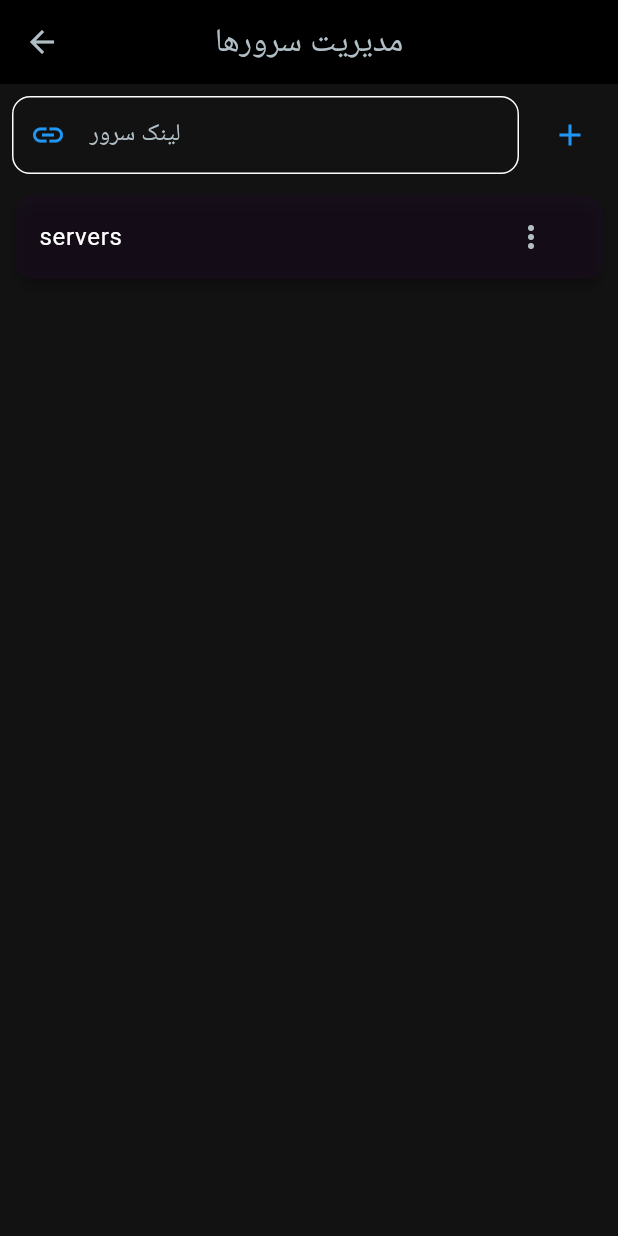
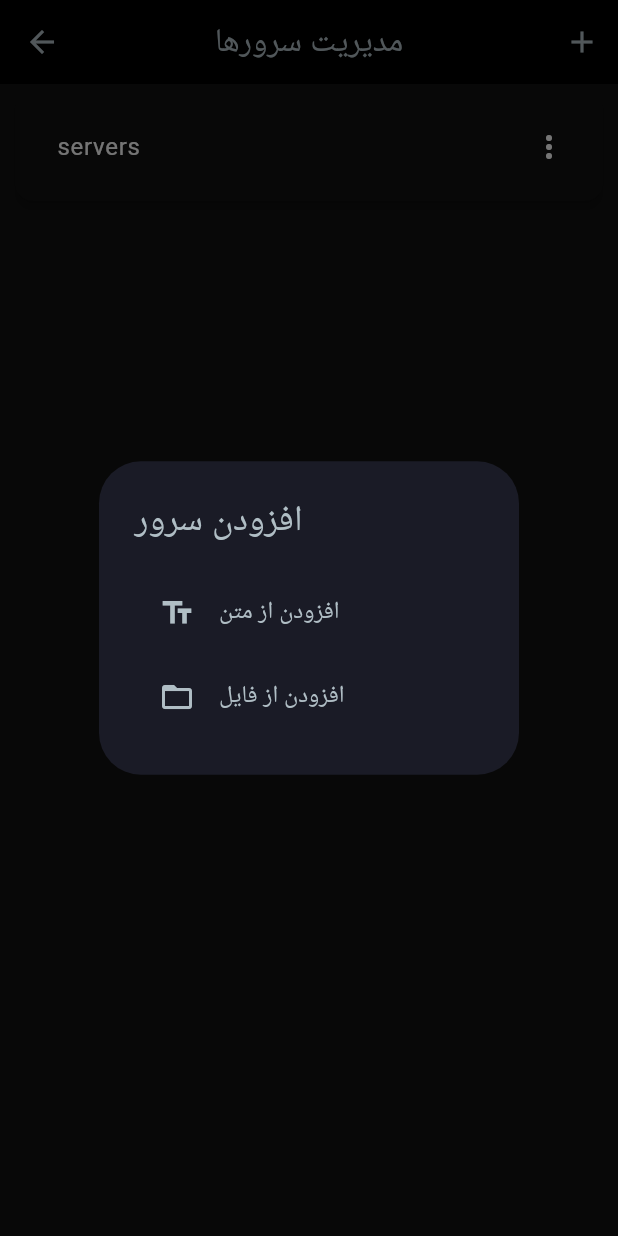
Before and after one commit to Freedom-Guard/FG_MOBILE, a Flutter app: the screen it shows after launch, item 3 of the bottom bar chosen, after a tap on the "add" icon, on a phone screen of 412 x 824 dp. Run offline on Flutter 3.47's test engine with Material 3 defaults, Android fonts, the light colour scheme and no system bars; our stand-ins replace file_picker, firebase_analytics, firebase_core, share_plus, shared_preferences; missing offline and left inert: clipboard, dart:ffi, flutter_v2ray, wireguard_flutter; accounts and stored records are empty; network calls fail.

Commit message:
UP 14 (LOAD)

```diff
--- /dev/null
+++ b/lib/pages/loading.dart
@@ -0,0 +1,88 @@
+import 'package:flutter/material.dart';
+
+class LoadingScreen extends StatefulWidget {
+  @override
+  _LoadingScreenState createState() => _LoadingScreenState();
+}
+
+class _LoadingScreenState extends State<LoadingScreen>
+    with SingleTickerProviderStateMixin {
+  late AnimationController _controller;
+  late Animation<Color?> _colorAnimation;
+
+  @override
+  void initState() {
+    super.initState();
+    _controller = AnimationController(
+      duration: Duration(seconds: 3),
+      vsync: this,
+    )..repeat(reverse: true);
+
+    _colorAnimation = ColorTween(
+      begin: Colors.blue.shade900,
+      end: const Color.fromARGB(255, 166, 38, 155),
+    ).animate(_controller);
+
+    Future.delayed(Duration(seconds: 4), () {
+      Navigator.pushReplacementNamed(context, '/home');
+    });
+  }
+
+  @override
+  void dispose() {
+    _controller.dispose();
+    super.dispose();
+  }
+
+  @override
+  Widget build(BuildContext context) {
+    return Scaffold(
+      body: AnimatedBuilder(
+        animation: _colorAnimation,
+        builder: (context, child) {
+          return Container(
+            decoration: BoxDecoration(
+              gradient: LinearGradient(
+                colors: [_colorAnimation.value!, Colors.black],
+                begin: Alignment.topLeft,
+                end: Alignment.bottomRight,
+              ),
+            ),
+            child: Center(
+              child: Column(
+                mainAxisAlignment: MainAxisAlignment.center,
+                children: [
+                  Image.asset(
+                    'assets/icon/ico.png',
+                    width: 140,
+                    fit: BoxFit.contain,
+                  ),
+                  SizedBox(height: 25),
+                  Text(
+                    textAlign: TextAlign.center,
+                    "🕊️ آزادی، در دستان توست \n زن، زندگی، آزادی",
+                    style: TextStyle(
+                      fontSize: 18,
+                      fontWeight: FontWeight.w700,
+                      color: Colors.white,
+                      letterSpacing: 1.1,
+                      height: 1.5,
+                      shadows: [
+                        Shadow(
+                          color: Colors.black.withOpacity(0.4),
+                          offset: Offset(1.5, 1.5),
+                          blurRadius: 4,
+                        ),
+                      ],
+                    ),
+                  ),
+                  SizedBox(height: 35),
+                ],
+              ),
+            ),
+          );
+        },
+      ),
+    );
+  }
+}
--- a/lib/pages/servers.dart
+++ b/lib/pages/servers.dart
@@ -1,10 +1,12 @@
-// Suggested code may be subject to a license. Learn more: ~LicenseLog:3911754807.
-// Suggested code may be subject to a license. Learn more: ~LicenseLog:1482143165.
+import 'dart:io';
+
 import 'package:flutter/material.dart';
 import 'package:provider/provider.dart';
 import 'package:share_plus/share_plus.dart';
 import '../components/servers.dart';
 import 'package:shared_preferences/shared_preferences.dart';
+import 'package:file_picker/file_picker.dart';
+import 'package:path/path.dart' as path;
 
 class ServersPage extends StatefulWidget {
   const ServersPage({super.key});
@@ -139,6 +141,64 @@ class _ServersPageState extends State<ServersPage> {
     );
   }
 
+  void _showAddServerDialog(BuildContext context) {
+    showDialog(
+      context: context,
+      builder: (BuildContext context) {
+        return AlertDialog(
+          title: const Text('افزودن سرور'),
+          content: Column(
+            mainAxisSize: MainAxisSize.min,
+            children: <Widget>[
+              ListTile(
+                leading: const Icon(Icons.text_fields),
+                title: const Text('افزودن از متن'),
+                onTap: () {
+                  Navigator.pop(context);
+                  _showAddServerFromTextDialog(context);
+                },
+              ),
+              ListTile(
+                leading: const Icon(Icons.folder_open),
+                title: const Text('افزودن از فایل'),
+                onTap: () {
+                  Navigator.pop(context);
+                  _importConfigFromFile();
+                },
+              ),
+            ],
+          ),
+        );
+      },
+    );
+  }
+
+  void _showAddServerFromTextDialog(BuildContext context) {
+    showDialog(
+      context: context,
+      builder: (BuildContext context) {
+        return AlertDialog(
+          title: const Text("افزودن سرور از متن"),
+          content: TextField(
+            controller: serverController,
+            decoration: const InputDecoration(hintText: "متن لینک"),
+          ),
+          actions: <Widget>[
+            TextButton(
+              child: const Text("افزودن"),
+              onPressed: () {
+                for (var server in serverController.text.split("\n")) {
+                  _addServer(server);
+                }
+                Navigator.of(context).pop();
+              },
+            ),
+          ],
+        );
+      },
+    );
+  }
+
   @override
   Widget build(BuildContext context) {
     final serversManage = Provider.of<ServersM>(context);
@@ -148,44 +208,15 @@ class _ServersPageState extends State<ServersPage> {
         title: const Text("مدیریت سرورها"),
         backgroundColor: Colors.black,
         centerTitle: true,
+        actions: [
+          IconButton(
+            icon: const Icon(Icons.add),
+            onPressed: () => _showAddServerDialog(context),
+          ),
+        ],
       ),
       body: Column(
         children: [
-          Padding(
-            padding: const EdgeInsets.all(8.0),
-            child: Row(
-              children: [
-                Expanded(
-                  child: TextField(
-                    controller: serverController,
-                    decoration: InputDecoration(
-                      labelText: "لینک سرور",
-                      border: OutlineInputBorder(
-                        borderRadius: BorderRadius.circular(12),
-                      ),
-                      focusedBorder: OutlineInputBorder(
-                        borderRadius: BorderRadius.circular(12),
-                        borderSide: const BorderSide(
-                          color: Colors.blue,
-                          width: 2,
-                        ),
-                      ),
-                      contentPadding: const EdgeInsets.symmetric(
-                        vertical: 14,
-                        horizontal: 16,
-                      ),
-                      prefixIcon: const Icon(Icons.link, color: Colors.blue),
-                    ),
-                  ),
-                ),
-                const SizedBox(width: 10),
-                IconButton(
-                  icon: const Icon(Icons.add, color: Colors.blue),
-                  onPressed: () => _addServer(serverController.text),
-                ),
-              ],
-            ),
-          ),
           Expanded(
             child:
                 servers.isEmpty
@@ -210,8 +241,17 @@ class _ServersPageState extends State<ServersPage> {
                           ),
                           color:
                               isSelected
-                                  ? const Color(0xFFB2DFDB)
-                                  : const Color.fromARGB(106, 29, 13, 39),
+                                  ? const Color(0xFF80CBC4)
+                                  : const Color.fromARGB(180, 18, 18, 18),
+                          child: Padding(
+                            padding: const EdgeInsets.symmetric(
+                              horizontal: 12,
+                              vertical: 8,
+                            ),
+                            child: Row(
+                              mainAxisAlignment: MainAxisAlignment.spaceBetween,
+                              children: [
+                                Expanded(
                                   child: ListTile(
                                     onTap: () async {
                                       await serversManage.selectServer(server);
@@ -227,10 +267,15 @@ class _ServersPageState extends State<ServersPage> {
                                             isSelected
                                                 ? FontWeight.bold
                                                 : FontWeight.normal,
-                                color: isSelected ? Colors.blue : Colors.white,
+                                        color:
+                                            isSelected
+                                                ? Colors.blue
+                                                : Colors.white,
                                       ),
                                     ),
-                            trailing: PopupMenuButton<String>(
+                                  ),
+                                ),
+                                PopupMenuButton<String>(
                                   onSelected: (String result) {
                                     switch (result) {
                                       case 'edit':
@@ -261,6 +306,8 @@ class _ServersPageState extends State<ServersPage> {
                                             ),
                                           ],
                                 ),
+                              ],
+                            ),
                           ),
                         );
                       },
@@ -270,4 +317,31 @@ class _ServersPageState extends State<ServersPage> {
       ),
     );
   }
+
+  void _importConfigFromFile() async {
+    FilePickerResult? result = await FilePicker.platform.pickFiles(
+      type: FileType.custom,
+      allowedExtensions: ['txt'],
+    );
+
+    if (result != null) {
+      File file = File(result.files.single.path!);
+      if (path.extension(file.path) == '.txt') {
+        String fileContent = await file.readAsString();
+        List<String> serversFromFile = fileContent.split('\n');
+        serversFromFile.forEach((server) {
+          if (server.trim().isNotEmpty) {
+            _addServer(server.trim());
           }
+        });
+        ScaffoldMessenger.of(context).showSnackBar(
+          const SnackBar(content: Text('فایل با موفقیت وارد شد.')),
+        );
+      } else {
+        ScaffoldMessenger.of(context).showSnackBar(
+          const SnackBar(content: Text('فایل انتخاب شده معتبر نمی باشد.')),
+        );
+      }
+    }
+  }
+}
--- a/pubspec.yaml
+++ b/pubspec.yaml
@@ -25,6 +25,8 @@ dependencies:
   firebase_core: ^3.12.1
   firebase_analytics: ^11.4.4
   share_plus: ^10.1.4
+  file_picker: ^9.2.1
+  flutter_spinkit: ^5.2.1
 
 
 dev_dependencies:
@@ -40,4 +42,5 @@ flutter:
   uses-material-design: true
   assets:
     - assets/images/
+    - assets/icon/
     - assets/background.jpg
```
Also changed, not shown: lib/components/connect.dart (+67 -50 lines), lib/main.dart (+33 -7 lines), assets/icon/ico.png, pubspec.lock, 8 other files. Lines whose indentation alone changed are shown as unchanged.
